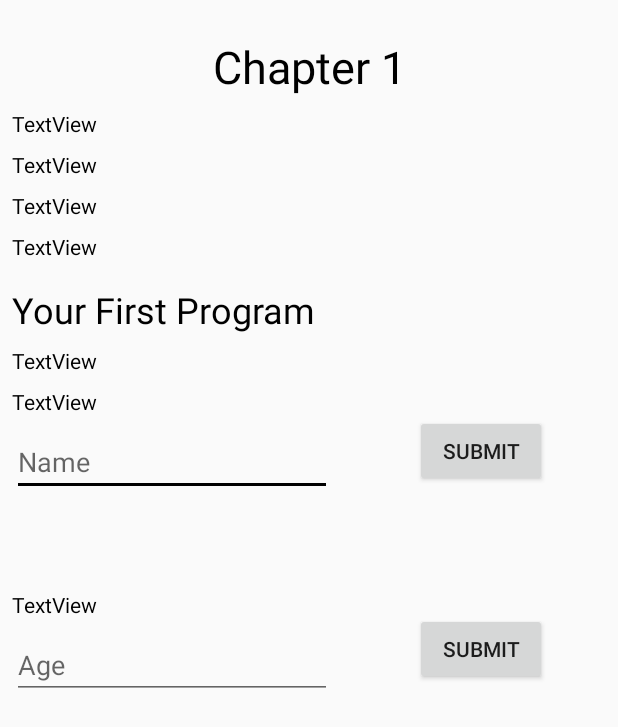
After one commit to theapphideaway/AutomateWithPython, an Android app: the layout activity_chapter_one.xml on its own in the app's theme, with its tools: preview values and no code run, on a phone screen of 412 x 824 dp. The commit adds this screen. Shown: the top 727 px of the screen. Run offline under Robolectric (Android 15) with nearby library versions, the phone set to English and light mode, and no system bars.

Commit message:
Created chapter one and two

```diff
--- a/app/src/main/AndroidManifest.xml
+++ b/app/src/main/AndroidManifest.xml
@@ -3,6 +3,7 @@
           package="com.theapphideaway.automatewithpython">
 
     <application
+            android:name="com.chaquo.python.android.PyApplication"
             android:allowBackup="true"
             android:icon="@mipmap/ic_launcher"
             android:label="@string/app_name"
@@ -16,6 +17,10 @@
                 <category android:name="android.intent.category.LAUNCHER"/>
             </intent-filter>
         </activity>
+        <activity android:name=".Chapters.ChapterOneActivity">
+        </activity>
+        <activity android:name=".Chapters.ChapterTwoActivity">
+        </activity>
     </application>
 
 </manifest>
--- a/app/src/main/java/com/theapphideaway/automatewithpython/MainActivity.kt
+++ b/app/src/main/java/com/theapphideaway/automatewithpython/MainActivity.kt
@@ -25,11 +25,11 @@ class MainActivity : AppCompatActivity() {
         chapter_recycler_view.layoutManager = layoutManager
 
 
-        for (i in 1..9)
+        for (i in 1..18)
         {
             val chapter = Chapter()
 
-            chapter.Title = "Chapter # $i"
+            chapter.Title = "Chapter $i"
             chapterList!!.add(chapter)
         }
         chapterAdapter!!.notifyDataSetChanged()
--- /dev/null
+++ b/app/src/main/res/layout/activity_chapter_one.xml
@@ -0,0 +1,135 @@
+<?xml version="1.0" encoding="utf-8"?>
+<android.support.constraint.ConstraintLayout
+        xmlns:android="http://schemas.android.com/apk/res/android"
+        xmlns:tools="http://schemas.android.com/tools"
+        xmlns:app="http://schemas.android.com/apk/res-auto"
+        android:layout_width="match_parent"
+        android:layout_height="match_parent"
+        tools:context=".Chapters.ChapterOneActivity">
+
+
+    <TextView
+            android:text="Chapter 1"
+            android:layout_width="match_parent"
+            android:layout_height="wrap_content"
+            android:id="@+id/textView" android:layout_marginTop="24dp"
+            app:layout_constraintTop_toTopOf="parent" app:layout_constraintStart_toStartOf="parent"
+            android:textColor="@color/colorAccent" android:textSize="30sp"
+            android:gravity="center"/>
+    <TextView
+            android:text="TextView"
+            android:layout_width="wrap_content"
+            android:layout_height="wrap_content"
+            android:id="@+id/py_int_text" app:layout_constraintStart_toStartOf="parent" android:layout_marginStart="8dp"
+            android:layout_marginTop="8dp" app:layout_constraintTop_toBottomOf="@+id/textView"
+            android:textColor="@color/colorAccent"/>
+    <TextView
+            android:text="TextView"
+            android:layout_width="wrap_content"
+            android:layout_height="wrap_content"
+            android:id="@+id/py_float_text" android:layout_marginTop="8dp"
+            app:layout_constraintTop_toBottomOf="@+id/py_int_text" app:layout_constraintStart_toStartOf="parent"
+            android:layout_marginStart="8dp" android:textColor="@color/colorAccent"/>
+    <TextView
+            android:text="TextView"
+            android:layout_width="wrap_content"
+            android:layout_height="wrap_content"
+            android:id="@+id/py_string_text" android:layout_marginTop="8dp"
+            app:layout_constraintTop_toBottomOf="@+id/py_float_text" app:layout_constraintStart_toStartOf="parent"
+            android:layout_marginStart="8dp" android:textColor="@color/colorAccent"/>
+    <TextView
+            android:text="TextView"
+            android:layout_width="wrap_content"
+            android:layout_height="wrap_content"
+            android:id="@+id/py_string_concat_text" android:layout_marginTop="8dp"
+            app:layout_constraintTop_toBottomOf="@+id/py_string_text" app:layout_constraintStart_toStartOf="parent"
+            android:layout_marginStart="8dp" android:textColor="@color/colorAccent"/>
+    <TextView
+            android:text="Your First Program"
+            android:layout_width="wrap_content"
+            android:layout_height="wrap_content"
+            android:id="@+id/program_static_text" android:layout_marginTop="16dp"
+            app:layout_constraintTop_toBottomOf="@+id/py_string_concat_text"
+            app:layout_constraintStart_toStartOf="parent" android:layout_marginStart="8dp" android:textSize="24sp"
+            android:textColor="@color/colorAccent"/>
+    <TextView
+            android:text="TextView"
+            android:layout_width="wrap_content"
+            android:layout_height="wrap_content"
+            android:id="@+id/py_program_greeting_text" android:layout_marginTop="8dp"
+            app:layout_constraintTop_toBottomOf="@+id/program_static_text" app:layout_constraintStart_toStartOf="parent"
+            android:layout_marginStart="8dp" android:textColor="@color/colorAccent"/>
+    <TextView
+            android:text="TextView"
+            android:layout_width="wrap_content"
+            android:layout_height="wrap_content"
+            android:id="@+id/py_program_name_question_text" android:layout_marginTop="8dp"
+            app:layout_constraintTop_toBottomOf="@+id/py_program_greeting_text"
+            app:layout_constraintStart_toStartOf="parent" android:layout_marginStart="8dp"
+            android:textColor="@color/colorAccent"/>
+    <EditText
+            android:layout_width="wrap_content"
+            android:layout_height="wrap_content"
+            android:inputType="textPersonName"
+            android:ems="10"
+            android:hint="Name"
+            android:id="@+id/py_program_name_edit_text" android:layout_marginTop="8dp"
+            app:layout_constraintTop_toBottomOf="@+id/py_program_name_question_text"
+            app:layout_constraintStart_toStartOf="parent" android:layout_marginStart="8dp"/>
+    <Button
+            android:text="Submit"
+            android:layout_width="wrap_content"
+            android:layout_height="wrap_content"
+            android:id="@+id/py_name_button" app:layout_constraintStart_toEndOf="@+id/py_program_name_edit_text"
+            android:layout_marginStart="8dp" app:layout_constraintEnd_toEndOf="parent" android:layout_marginEnd="8dp"
+            android:layout_marginTop="212dp" app:layout_constraintTop_toBottomOf="@+id/textView"
+            app:layout_constraintHorizontal_bias="0.543"/>
+    <TextView
+            android:layout_width="wrap_content"
+            android:layout_height="wrap_content"
+            android:id="@+id/py_personal_greeting_text"
+            app:layout_constraintStart_toStartOf="parent"
+            android:layout_marginStart="8dp" android:textColor="@color/colorAccent"
+            android:layout_marginTop="8dp" app:layout_constraintTop_toBottomOf="@+id/py_program_name_edit_text"/>
+
+    <TextView
+            android:layout_width="wrap_content"
+            android:layout_height="wrap_content"
+            android:id="@+id/py_name_length_text"
+            app:layout_constraintStart_toStartOf="parent"
+            android:layout_marginStart="8dp" android:textColor="@color/colorAccent"
+            android:layout_marginTop="8dp" app:layout_constraintTop_toBottomOf="@+id/py_personal_greeting_text"/>
+    <TextView
+            android:text="TextView"
+            android:layout_width="wrap_content"
+            android:layout_height="wrap_content"
+            android:id="@+id/py_program_age_question_text" android:layout_marginTop="8dp"
+            app:layout_constraintTop_toBottomOf="@+id/py_name_length_text" app:layout_constraintStart_toStartOf="parent"
+            android:layout_marginStart="8dp" android:textColor="@color/colorAccent"/>
+
+    <EditText
+            android:layout_width="wrap_content"
+            android:layout_height="wrap_content"
+            android:inputType="number"
+            android:hint="Age"
+            android:ems="10"
+            android:id="@+id/py_program_age_edit_text" android:layout_marginStart="8dp"
+            app:layout_constraintStart_toStartOf="parent" android:layout_marginTop="8dp"
+            app:layout_constraintTop_toBottomOf="@+id/py_program_age_question_text"/>
+    <Button
+            android:text="Submit"
+            android:layout_width="wrap_content"
+            android:layout_height="wrap_content"
+            android:id="@+id/py_age_button" app:layout_constraintStart_toEndOf="@+id/py_program_age_edit_text"
+            android:layout_marginStart="8dp" app:layout_constraintEnd_toEndOf="parent" android:layout_marginEnd="8dp"
+            android:layout_marginTop="84dp" app:layout_constraintTop_toBottomOf="@+id/py_name_button"
+            app:layout_constraintHorizontal_bias="0.543"/>
+
+    <TextView
+            android:layout_width="wrap_content"
+            android:layout_height="wrap_content"
+            android:id="@+id/py_age_calc_text"
+            app:layout_constraintStart_toStartOf="parent" android:layout_marginStart="8dp"
+            android:textColor="@color/colorAccent" android:layout_marginTop="8dp"
+            app:layout_constraintTop_toBottomOf="@+id/py_program_age_edit_text"/>
+</android.support.constraint.ConstraintLayout>
--- a/app/src/main/res/values/colors.xml
+++ b/app/src/main/res/values/colors.xml
@@ -2,5 +2,5 @@
 <resources>
     <color name="colorPrimary">#008577</color>
     <color name="colorPrimaryDark">#00574B</color>
-    <color name="colorAccent">#D81B60</color>
+    <color name="colorAccent">#000000</color>
 </resources>
--- a/build.gradle
+++ b/build.gradle
@@ -5,10 +5,12 @@ buildscript {
     repositories {
         google()
         jcenter()
+        maven {url "https://chaquo.com/maven"}
     }
     dependencies {
         classpath 'com.android.tools.build:gradle:3.2.1'
         classpath "org.jetbrains.kotlin:kotlin-gradle-plugin:$kotlin_version"
+        classpath "com.chaquo.python:gradle:5.0.0"
 
         // NOTE: Do not place your application dependencies here; they belong
         // in the individual module build.gradle files
```
Also changed, not shown: app/build.gradle (+6 -1 lines), app/src/main/java/com/theapphideaway/automatewithpython/ChapterAdapter.kt (+15 -3 lines), app/src/main/java/com/theapphideaway/automatewithpython/Chapters/ChapterOneActivity.kt (added, +48 -0 lines), app/src/main/java/com/theapphideaway/automatewithpython/Chapters/ChapterTwoActivity.kt (added, +34 -0 lines), app/src/main/res/layout/activity_chapter_two.xml (added, +76 -0 lines), 2 other files.
